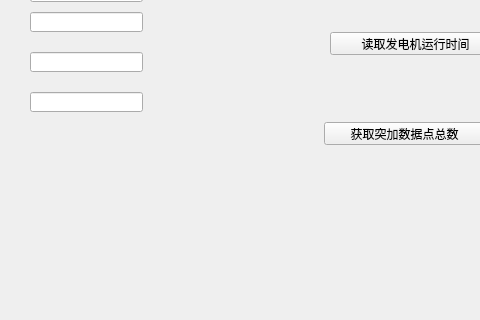
Above: mainwindow.ui from bjc123321/ModuleTest before the change; both pictures show x 0 to 480 and y 338 to 658 of the 1241 by 658 pixel window. Below: the same form after it.
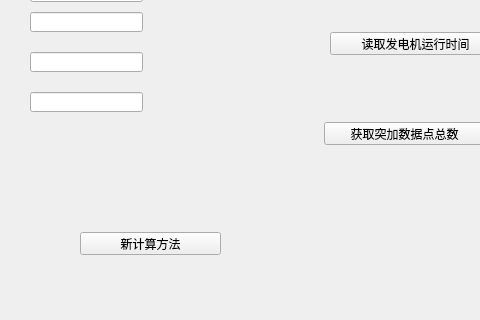
That is the form after the change.

The edit to the form file:
```diff
--- a/mainwindow.ui
+++ b/mainwindow.ui
@@ -480,6 +480,19 @@
      <string>切换页面2</string>
     </property>
    </widget>
+   <widget class="QPushButton" name="pushButton_32">
+    <property name="geometry">
+     <rect>
+      <x>80</x>
+      <y>570</y>
+      <width>141</width>
+      <height>23</height>
+     </rect>
+    </property>
+    <property name="text">
+     <string>新计算方法</string>
+    </property>
+   </widget>
   </widget>
  </widget>
  <layoutdefault spacing="6" margin="11"/>
```
